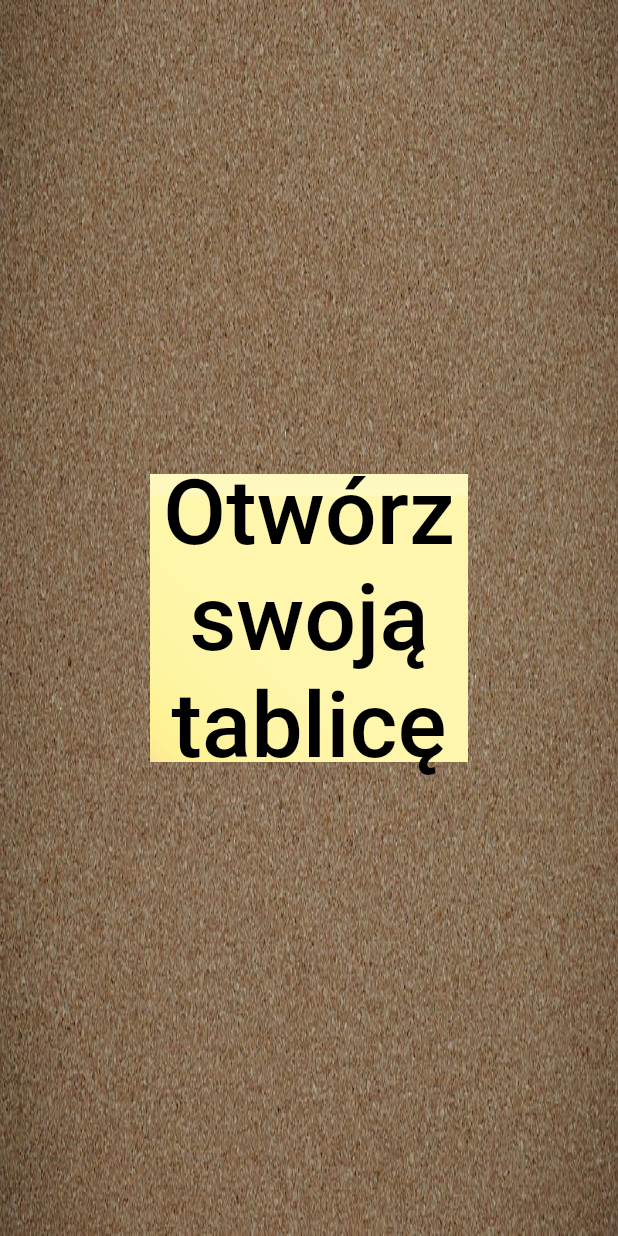
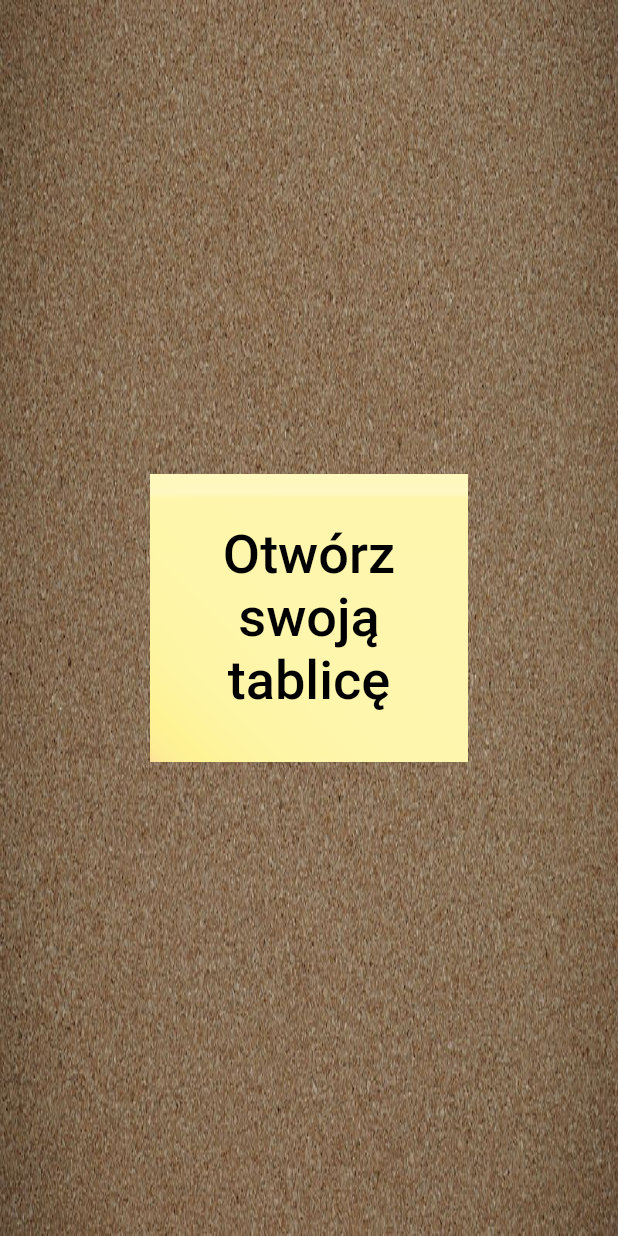
Before and after one commit to gadom92/post_it, a Flutter app: the screen it shows after launch, on a phone screen of 412 x 824 dp. Run offline on Flutter 3.47's test engine with Material 2 defaults, Android fonts, the light colour scheme and no system bars; drawn by our look-alikes of auto_size_text; our stand-ins replace bloc, cloud_firestore, firebase_auth, firebase_core, flutter_bloc; accounts and stored records are empty.

Commit message:
minor fixes

```diff
--- a/lib/pages/home/homepage.dart
+++ b/lib/pages/home/homepage.dart
@@ -145,7 +145,7 @@ class CardContent extends StatelessWidget {
           minFontSize: 18,
           maxFontSize: 64,
           textAlign: TextAlign.center,
-          maxLines: 6,
+          maxLines: 5,
           style: const TextStyle(
             fontSize: 48,
             fontWeight: FontWeight.bold,
--- a/lib/pages/login/login_page.dart
+++ b/lib/pages/login/login_page.dart
@@ -21,8 +21,9 @@ class LoginPage extends StatelessWidget {
         child: Center(
           child: Container(
             margin: const EdgeInsets.all(100),
-            decoration: const BoxDecoration(
-              image: DecorationImage(
+            decoration: BoxDecoration(
+              borderRadius: BorderRadius.circular(32),
+              image: const DecorationImage(
                 image: AssetImage(
                   'assets/images/post.jpg',
                 ),
@@ -35,11 +36,12 @@ class LoginPage extends StatelessWidget {
                 },
                 child: const AutoSizeText(
                   maxLines: 3,
+                  minFontSize: 36,
+                  maxFontSize: 96,
                   'Otwórz swoją tablicę',
                   textAlign: TextAlign.center,
                   style: TextStyle(
                     color: Colors.black,
-                    fontSize: 72,
                   ),
                 ),
               ),
```
Also changed, not shown: pubspec.lock, 1 other file.
